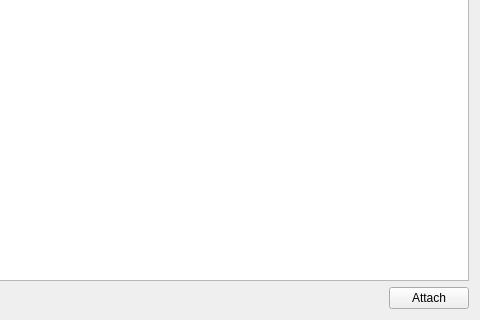
Before: the Qt Designer form CGAssistant/processform.ui in hzqst/CGAssistant, drawn with Qt 5; both pictures show x 177 to 657 and y 119 to 439 of the 657 by 439 pixel window.
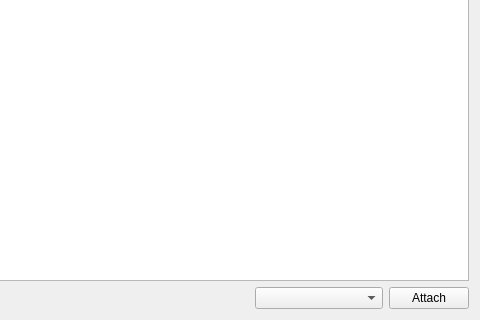
After: the same form once the commit is applied.

The edit to the form file:
```diff
--- a/CGAssistant/processform.ui
+++ b/CGAssistant/processform.ui
@@ -49,6 +49,22 @@
        </property>
       </widget>
      </item>
+     <item>
+      <widget class="QComboBox" name="comboBox_size">
+       <property name="sizePolicy">
+        <sizepolicy hsizetype="Fixed" vsizetype="Fixed">
+         <horstretch>0</horstretch>
+         <verstretch>0</verstretch>
+        </sizepolicy>
+       </property>
+       <property name="maximumSize">
+        <size>
+         <width>128</width>
+         <height>16777215</height>
+        </size>
+       </property>
+      </widget>
+     </item>
      <item>
       <widget class="QPushButton" name="pushButton_attach">
        <property name="sizePolicy">
```
